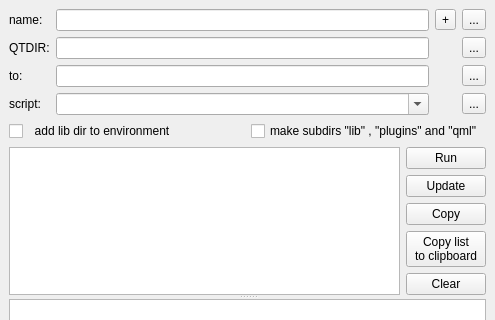
The window that mainwindow.ui (Avazart/LibraryCollector) describes before a commit, drawn with Qt 5; both pictures show x 0 to 495 and y 0 to 320 of the 495 by 476 pixel window.
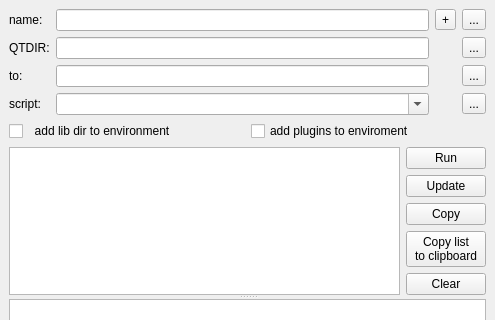
The same window after the commit. Custom widgets are drawn as their Qt base class.

The edit to the form file:
```diff
--- a/mainwindow.ui
+++ b/mainwindow.ui
@@ -116,7 +116,7 @@
       <item>
        <widget class="QCheckBox" name="checkBoxMakeSubdirs">
         <property name="text">
-         <string>make subdirs &quot;lib&quot; , &quot;plugins&quot; and &quot;qml&quot;</string>
+         <string>add plugins to enviroment</string>
         </property>
        </widget>
       </item>
```
Left out of the diff: 2 changed lines with no effect on the pictures.
